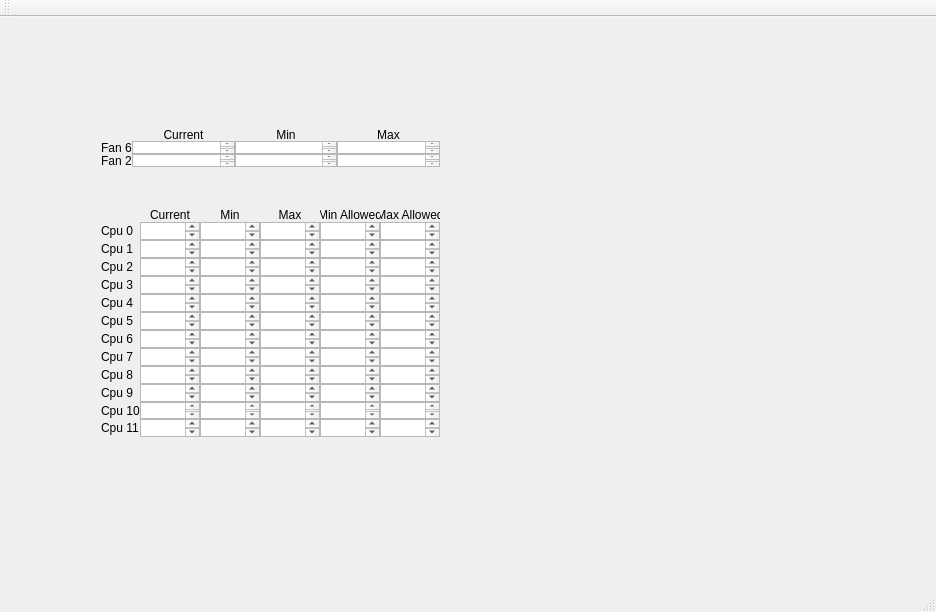
Before: the Qt Designer form mainwindow.ui in wojtekkedzior/hardware-monitor, drawn with Qt 5.
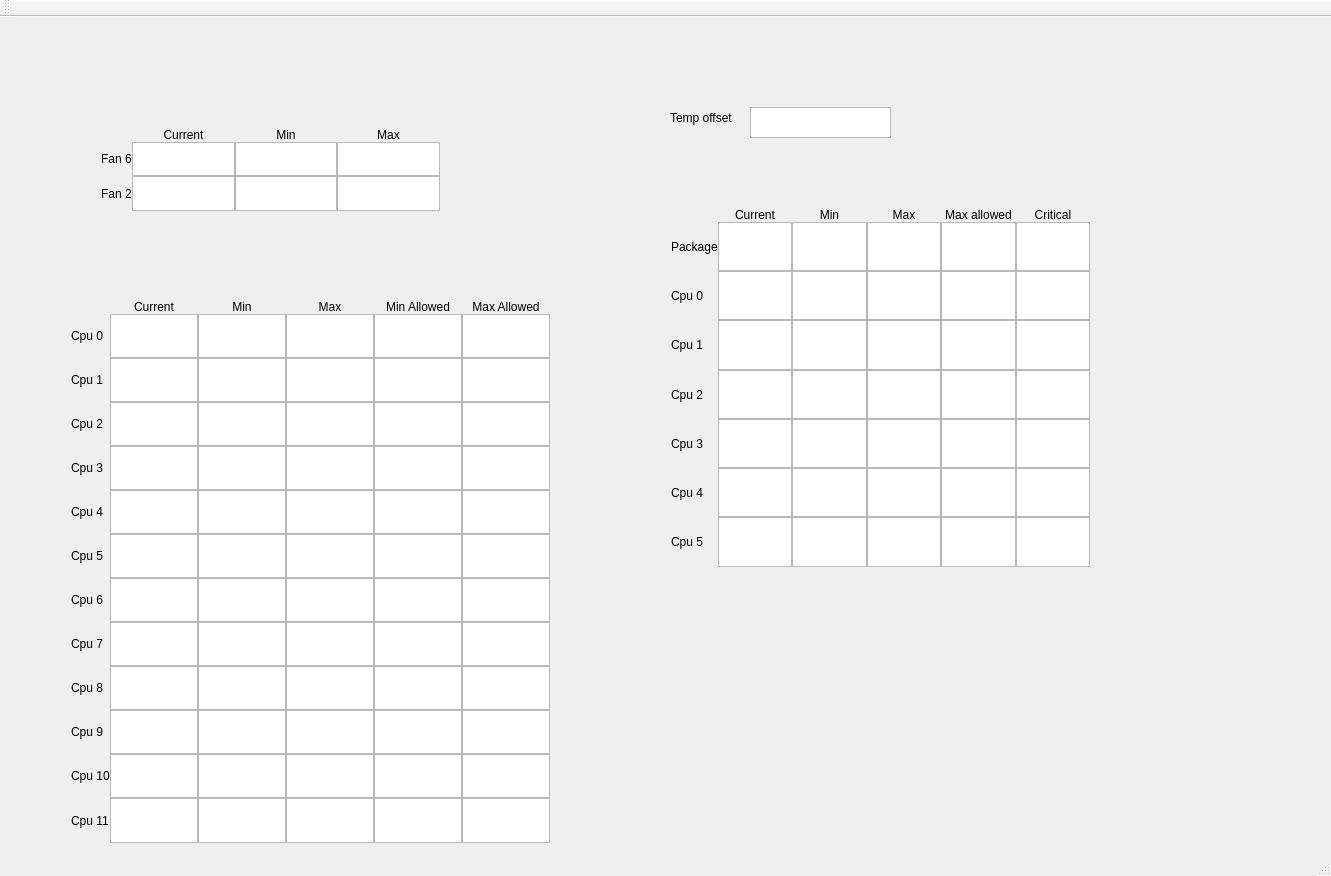
After: the same form once the commit is applied.

Commit message: adding cpu temps

```diff
--- a/mainwindow.ui
+++ b/mainwindow.ui
@@ -6,8 +6,8 @@
    <rect>
     <x>0</x>
     <y>0</y>
-    <width>936</width>
-    <height>612</height>
+    <width>1331</width>
+    <height>876</height>
    </rect>
   </property>
   <property name="windowTitle">
@@ -17,10 +17,10 @@
    <widget class="QWidget" name="gridLayoutWidget_3">
     <property name="geometry">
      <rect>
-      <x>90</x>
-      <y>180</y>
-      <width>361</width>
-      <height>251</height>
+      <x>60</x>
+      <y>272</y>
+      <width>501</width>
+      <height>565</height>
      </rect>
     </property>
     <layout class="QGridLayout" name="gridLayout">
@@ -362,7 +362,7 @@
       <x>90</x>
       <y>100</y>
       <width>361</width>
-      <height>61</height>
+      <height>105</height>
      </rect>
     </property>
     <layout class="QGridLayout" name="gridLayout_2">
@@ -433,6 +433,251 @@
      </item>
     </layout>
    </widget>
+   <widget class="QWidget" name="gridLayoutWidget">
+    <property name="geometry">
+     <rect>
+      <x>660</x>
+      <y>180</y>
+      <width>441</width>
+      <height>381</height>
+     </rect>
+    </property>
+    <layout class="QGridLayout" name="gridLayout_3">
+     <property name="spacing">
+      <number>0</number>
+     </property>
+     <item row="1" column="4">
+      <widget class="QTextBrowser" name="package_max_allowed"/>
+     </item>
+     <item row="6" column="3">
+      <widget class="QTextBrowser" name="cpu4_temp_max"/>
+     </item>
+     <item row="1" column="3">
+      <widget class="QTextBrowser" name="package_max"/>
+     </item>
+     <item row="1" column="1">
+      <widget class="QTextBrowser" name="package_current"/>
+     </item>
+     <item row="2" column="0">
+      <widget class="QLabel" name="label_16">
+       <property name="text">
+        <string>Cpu 0</string>
+       </property>
+       <property name="textFormat">
+        <enum>Qt::AutoText</enum>
+       </property>
+      </widget>
+     </item>
+     <item row="7" column="0">
+      <widget class="QLabel" name="label_21">
+       <property name="text">
+        <string>Cpu 5</string>
+       </property>
+      </widget>
+     </item>
+     <item row="0" column="3">
+      <widget class="QLabel" name="label_14">
+       <property name="text">
+        <string>Max</string>
+       </property>
+       <property name="alignment">
+        <set>Qt::AlignCenter</set>
+       </property>
+      </widget>
+     </item>
+     <item row="0" column="2">
+      <widget class="QLabel" name="label_13">
+       <property name="text">
+        <string>Min</string>
+       </property>
+       <property name="alignment">
+        <set>Qt::AlignCenter</set>
+       </property>
+      </widget>
+     </item>
+     <item row="0" column="1">
+      <widget class="QLabel" name="label_12">
+       <property name="text">
+        <string>Current</string>
+       </property>
+       <property name="alignment">
+        <set>Qt::AlignCenter</set>
+       </property>
+      </widget>
+     </item>
+     <item row="3" column="0">
+      <widget class="QLabel" name="label_17">
+       <property name="text">
+        <string>Cpu 1</string>
+       </property>
+      </widget>
+     </item>
+     <item row="2" column="2">
+      <widget class="QTextBrowser" name="cpu0_temp_min"/>
+     </item>
+     <item row="2" column="3">
+      <widget class="QTextBrowser" name="cpu0_temp_max"/>
+     </item>
+     <item row="1" column="0">
+      <widget class="QLabel" name="label_15">
+       <property name="text">
+        <string>Package</string>
+       </property>
+      </widget>
+     </item>
+     <item row="1" column="2">
+      <widget class="QTextBrowser" name="package_min"/>
+     </item>
+     <item row="6" column="0">
+      <widget class="QLabel" name="label_19">
+       <property name="text">
+        <string>Cpu 4</string>
+       </property>
+      </widget>
+     </item>
+     <item row="6" column="1">
+      <widget class="QTextBrowser" name="cpu4_temp_current"/>
+     </item>
+     <item row="4" column="0">
+      <widget class="QLabel" name="label_18">
+       <property name="text">
+        <string>Cpu 2</string>
+       </property>
+      </widget>
+     </item>
+     <item row="6" column="2">
+      <widget class="QTextBrowser" name="cpu4_temp_min"/>
+     </item>
+     <item row="5" column="0">
+      <widget class="QLabel" name="label_22">
+       <property name="text">
+        <string>Cpu 3</string>
+       </property>
+      </widget>
+     </item>
+     <item row="7" column="3">
+      <widget class="QTextBrowser" name="cpu5_temp_max"/>
+     </item>
+     <item row="5" column="3">
+      <widget class="QTextBrowser" name="cpu3_temp_max"/>
+     </item>
+     <item row="3" column="2">
+      <widget class="QTextBrowser" name="cpu1_temp_min"/>
+     </item>
+     <item row="4" column="2">
+      <widget class="QTextBrowser" name="cpu2_temp_min"/>
+     </item>
+     <item row="5" column="2">
+      <widget class="QTextBrowser" name="cpu3_temp_min"/>
+     </item>
+     <item row="7" column="2">
+      <widget class="QTextBrowser" name="cpu5_temp_min"/>
+     </item>
+     <item row="3" column="3">
+      <widget class="QTextBrowser" name="cpu1_temp_max"/>
+     </item>
+     <item row="5" column="1">
+      <widget class="QTextBrowser" name="cpu3_temp_current"/>
+     </item>
+     <item row="4" column="3">
+      <widget class="QTextBrowser" name="cpu2_temp_max"/>
+     </item>
+     <item row="4" column="1">
+      <widget class="QTextBrowser" name="cpu2_temp_current"/>
+     </item>
+     <item row="3" column="1">
+      <widget class="QTextBrowser" name="cpu1_temp_current"/>
+     </item>
+     <item row="7" column="1">
+      <widget class="QTextBrowser" name="cpu5_temp_current"/>
+     </item>
+     <item row="0" column="5">
+      <widget class="QLabel" name="label_24">
+       <property name="text">
+        <string>Critical</string>
+       </property>
+       <property name="alignment">
+        <set>Qt::AlignCenter</set>
+       </property>
+      </widget>
+     </item>
+     <item row="2" column="1">
+      <widget class="QTextBrowser" name="cpu0_temp_current"/>
+     </item>
+     <item row="0" column="4">
+      <widget class="QLabel" name="label_23">
+       <property name="text">
+        <string>Max allowed</string>
+       </property>
+       <property name="alignment">
+        <set>Qt::AlignCenter</set>
+       </property>
+      </widget>
+     </item>
+     <item row="3" column="4">
+      <widget class="QTextBrowser" name="cpu1_temp_max_allowed"/>
+     </item>
+     <item row="4" column="4">
+      <widget class="QTextBrowser" name="cpu2_temp_max_allowed"/>
+     </item>
+     <item row="7" column="5">
+      <widget class="QTextBrowser" name="cpu5_temp_critical"/>
+     </item>
+     <item row="7" column="4">
+      <widget class="QTextBrowser" name="cpu5_temp_max_allowed"/>
+     </item>
+     <item row="5" column="5">
+      <widget class="QTextBrowser" name="cpu3_temp_critical"/>
+     </item>
+     <item row="6" column="5">
+      <widget class="QTextBrowser" name="cpu4_temp_critical"/>
+     </item>
+     <item row="1" column="5">
+      <widget class="QTextBrowser" name="package_critical"/>
+     </item>
+     <item row="2" column="4">
+      <widget class="QTextBrowser" name="cpu0_temp_max_allowed"/>
+     </item>
+     <item row="6" column="4">
+      <widget class="QTextBrowser" name="cpu4_temp_max_allowed"/>
+     </item>
+     <item row="5" column="4">
+      <widget class="QTextBrowser" name="cpu3_temp_max_allowed"/>
+     </item>
+     <item row="2" column="5">
+      <widget class="QTextBrowser" name="cpu0_temp_critical"/>
+     </item>
+     <item row="4" column="5">
+      <widget class="QTextBrowser" name="cpu2_temp_critical"/>
+     </item>
+     <item row="3" column="5">
+      <widget class="QTextBrowser" name="cpu1_temp_critical"/>
+     </item>
+    </layout>
+   </widget>
+   <widget class="QTextBrowser" name="textBrowser">
+    <property name="geometry">
+     <rect>
+      <x>750</x>
+      <y>90</y>
+      <width>141</width>
+      <height>31</height>
+     </rect>
+    </property>
+   </widget>
+   <widget class="QLabel" name="label_7">
+    <property name="geometry">
+     <rect>
+      <x>670</x>
+      <y>90</y>
+      <width>71</width>
+      <height>21</height>
+     </rect>
+    </property>
+    <property name="text">
+     <string>Temp offset</string>
+    </property>
+   </widget>
   </widget>
   <widget class="QMenuBar" name="menuBar">
    <property name="geometry">
```
Left out of the diff: 4 changed lines with no effect on the pictures. The commit also changes 1 other file.
